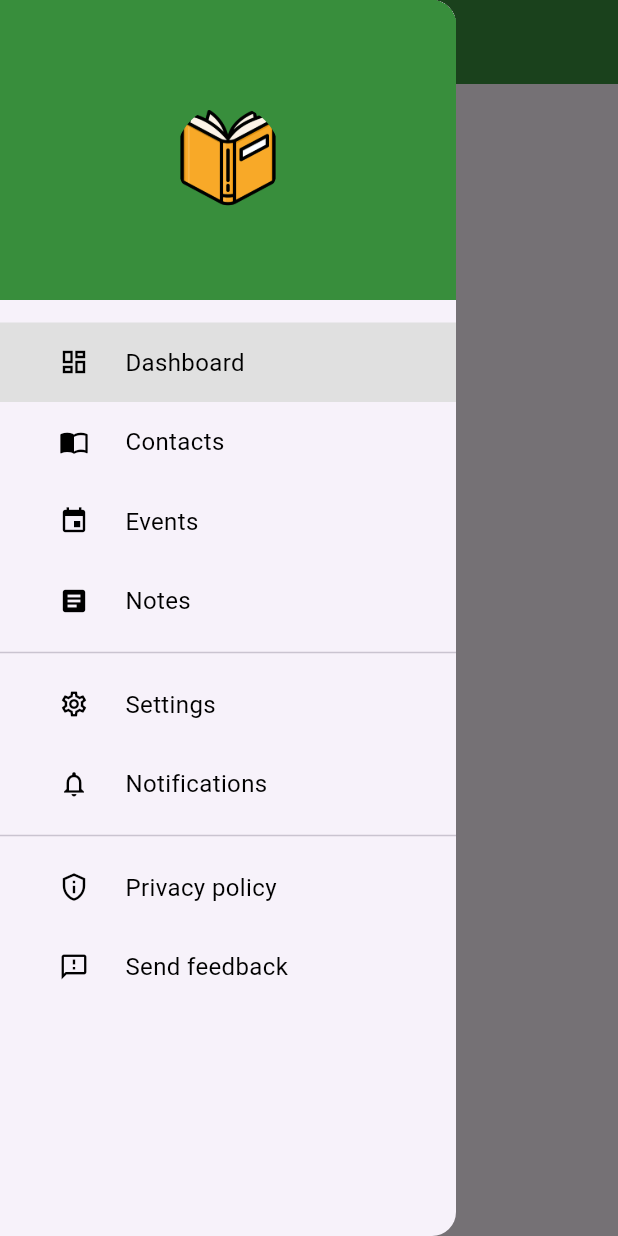
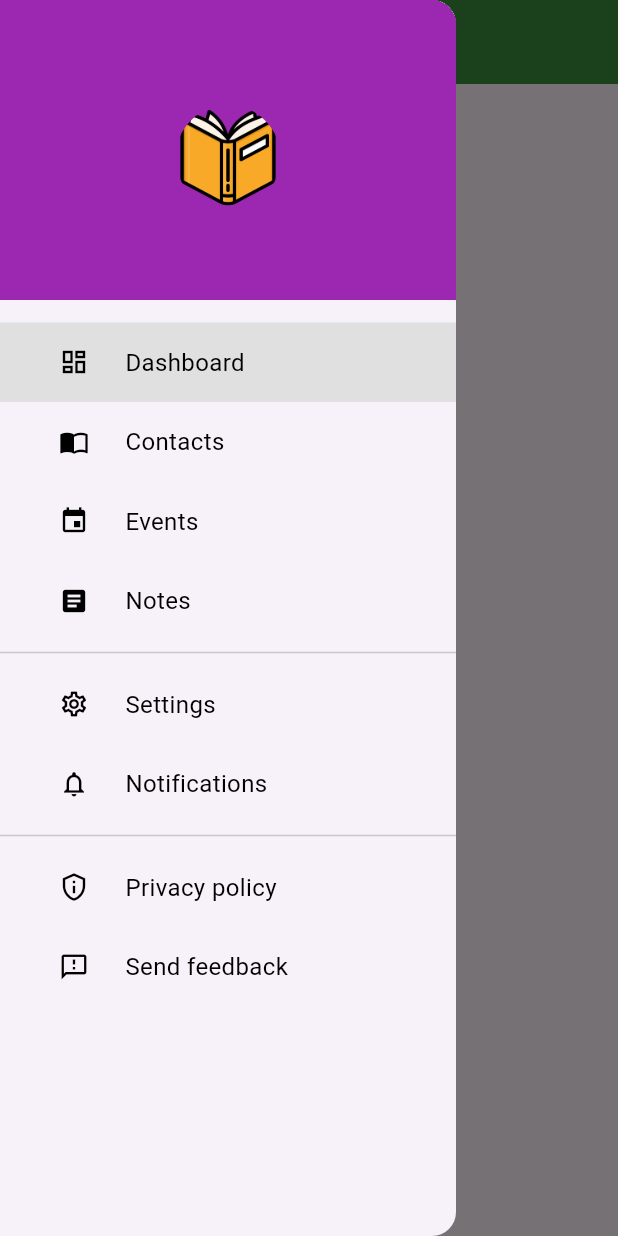
Before and after one commit to Kartik18-bit-hue/demo, a Flutter app: the screen it shows after launch, with the side drawer open, on a phone screen of 412 x 824 dp. Run offline on Flutter 3.47's test engine with Material 3 defaults, Android fonts, the phone set to English and light mode, and no system bars.

Commit message:
changed to purple drawer top

```diff
--- a/practice/lib/my_header_drawer.dart
+++ b/practice/lib/my_header_drawer.dart
@@ -9,7 +9,7 @@ class _MyHeaderDrawerState extends State<MyHeaderDrawer> {
   @override
   Widget build(BuildContext context) {
     return Container(
-      color: Colors.green[700],
+      color: Colors.purple,
       width: double.infinity,
       height: 200,
       padding: EdgeInsets.only(top: 20.0),
```
